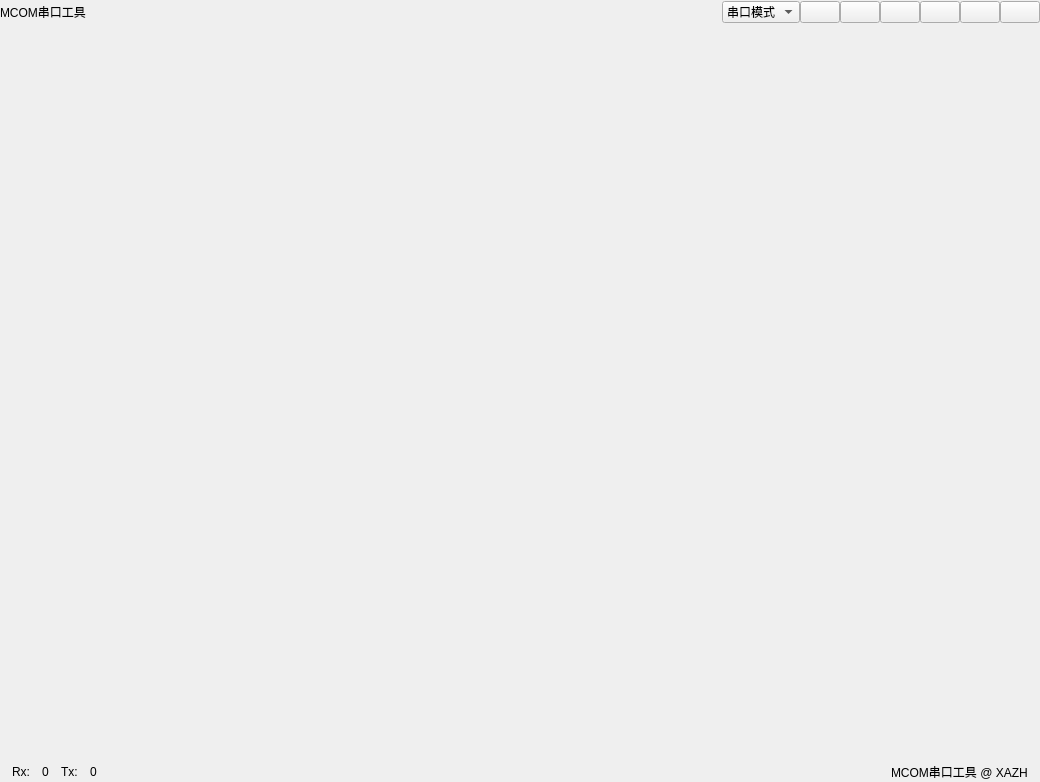
This is ui/mainwidget.ui in Fc-404/mcom as Qt 5 draws it before an edit. The edited form follows.
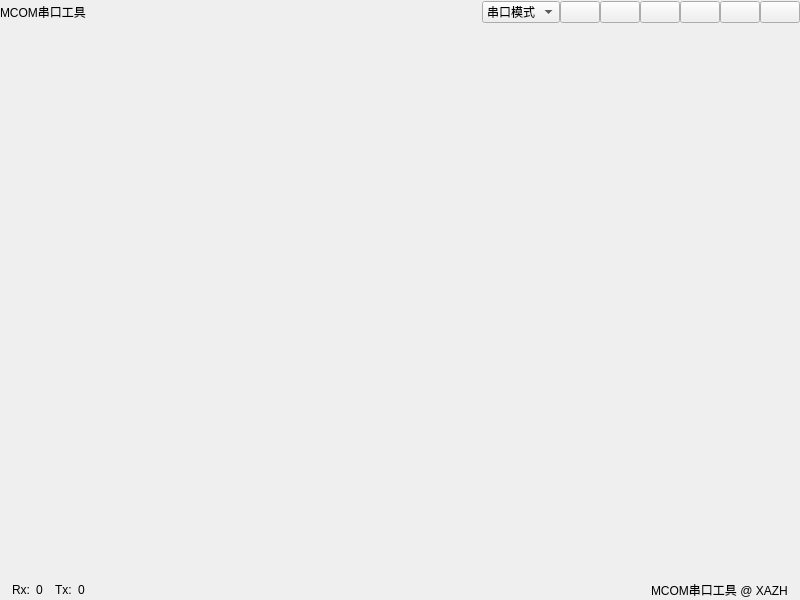
This is the edited form.

Patch:
```diff
--- a/ui/mainwidget.ui
+++ b/ui/mainwidget.ui
@@ -6,8 +6,8 @@
    <rect>
     <x>0</x>
     <y>0</y>
-    <width>1040</width>
-    <height>782</height>
+    <width>800</width>
+    <height>600</height>
    </rect>
   </property>
   <property name="windowTitle">
@@ -220,10 +220,34 @@
          <number>12</number>
         </property>
         <item>
+         <widget class="QWidget" name="rtx_len" native="true">
+          <property name="minimumSize">
+           <size>
+            <width>0</width>
+            <height>0</height>
+           </size>
+          </property>
+          <layout class="QHBoxLayout" name="horizontalLayout_5">
+           <property name="spacing">
+            <number>12</number>
+           </property>
+           <property name="leftMargin">
+            <number>0</number>
+           </property>
+           <property name="topMargin">
+            <number>0</number>
+           </property>
+           <property name="rightMargin">
+            <number>0</number>
+           </property>
+           <property name="bottomMargin">
+            <number>0</number>
+           </property>
+           <item>
          <widget class="QWidget" name="widget" native="true">
           <layout class="QHBoxLayout" name="horizontalLayout_3">
            <property name="spacing">
-            <number>12</number>
+               <number>6</number>
            </property>
            <property name="leftMargin">
             <number>0</number>
@@ -258,7 +282,7 @@
          <widget class="QWidget" name="widget_2" native="true">
           <layout class="QHBoxLayout" name="horizontalLayout_4">
            <property name="spacing">
-            <number>12</number>
+               <number>6</number>
            </property>
            <property name="leftMargin">
             <number>0</number>
@@ -284,6 +308,9 @@
              <property name="text">
               <string>0</string>
              </property>
+               </widget>
+              </item>
+             </layout>
             </widget>
            </item>
           </layout>
```
Lines whose indentation alone changed are shown as unchanged.
